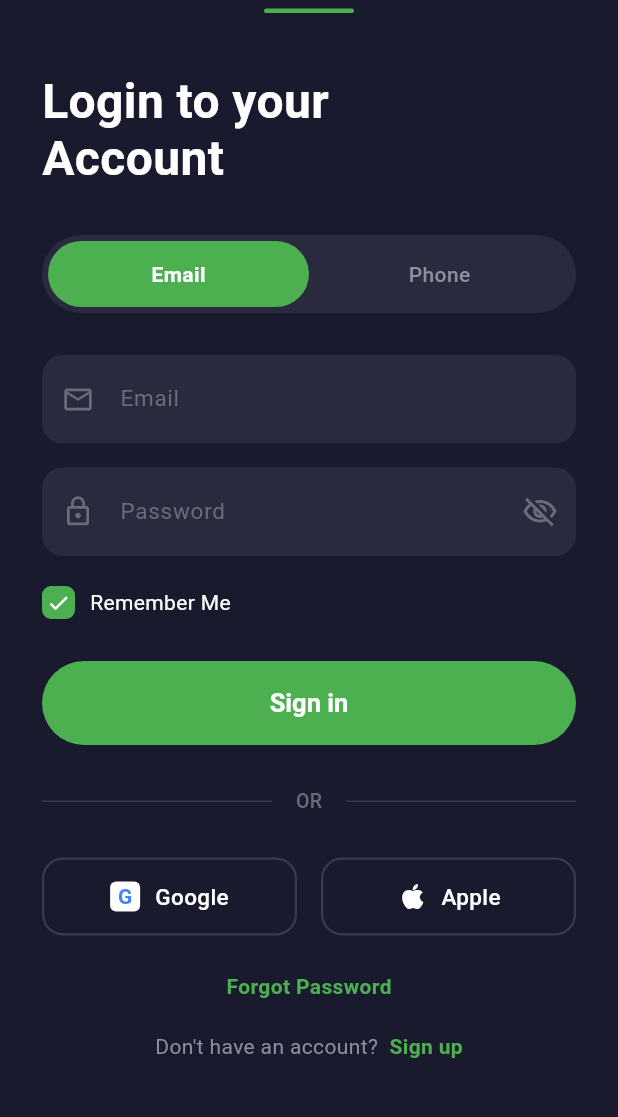
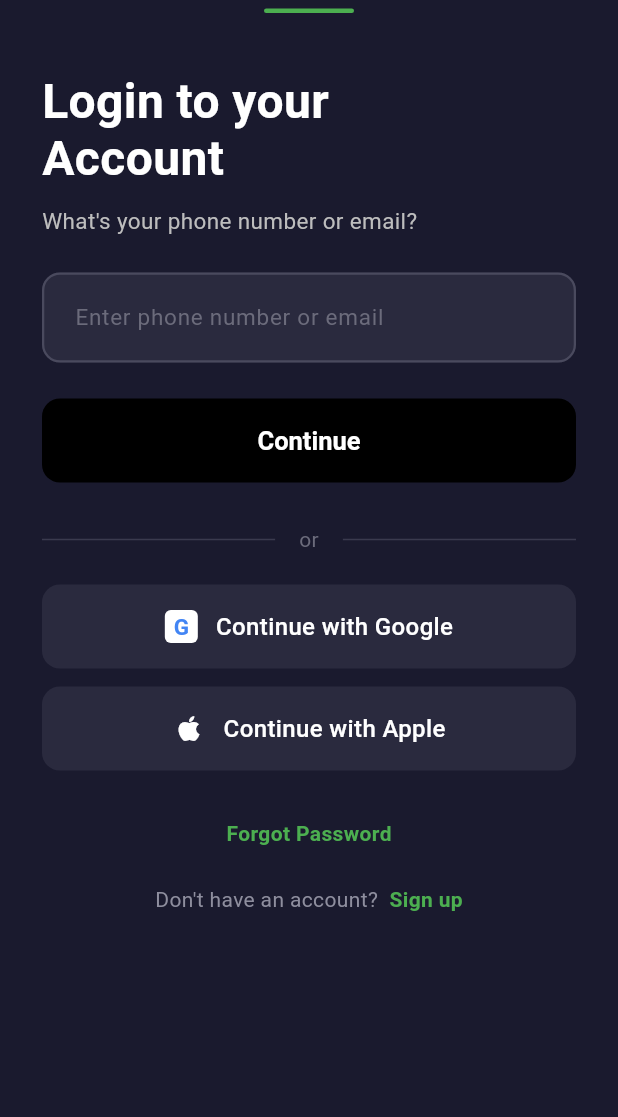
Before and after one commit to mozocode/On-The-Way-Rebuild, a Flutter app: the screen it shows after launch, after a tap on "Skip", on a phone screen of 412 x 824 dp, the part 86-1203 px from its top. Run offline on Flutter 3.47's test engine with Material 3 defaults, Android fonts, the phone set to English and light mode, and no system bars; our stand-ins replace cached_network_image, cloud_firestore, cloud_functions, file_picker, firebase_auth, firebase_core and 13 more; missing offline and left inert: dart:html, dart:ui_web, flutter_radar, maplibre_gl; accounts and stored records are empty.

Commit message:
Redesign login to single-field Uber-style flow
- Single "Enter phone number or email" input replaces tab selector
- Two-step flow: enter identity → reveal password field → Continue
- Black "Continue" button matching reference design
- Full-width stacked "Continue with Google" / "Continue with Apple" buttons
- Removed tab selector, Remember Me, and all tab-related code
- Kept Forgot Password and Sign Up links

Co-authored-by: Cursor <cursoragent@cursor.com>

```diff
--- a/lib/screens/auth/login_screen.dart
+++ b/lib/screens/auth/login_screen.dart
@@ -1,13 +1,9 @@
 import 'package:flutter/material.dart';
-import 'package:flutter/services.dart';
 import 'package:flutter_riverpod/flutter_riverpod.dart';
-import 'package:shared_preferences/shared_preferences.dart';
 import '../../providers/auth_provider.dart';
 import '../../services/auth_service.dart';
 import '../../config/theme.dart';
 import 'signup_screen.dart';
-
-enum _LoginTab { email, phone }
 
 class LoginScreen extends ConsumerStatefulWidget {
   const LoginScreen({super.key});
@@ -18,65 +14,45 @@ class LoginScreen extends ConsumerStatefulWidget {
 
 class _LoginScreenState extends ConsumerState<LoginScreen> {
   final _formKey = GlobalKey<FormState>();
-  final _emailController = TextEditingController();
+  final _identityController = TextEditingController();
   final _passwordController = TextEditingController();
-  final _phoneController = TextEditingController();
   bool _obscurePassword = true;
-  bool _rememberMe = true;
-  _LoginTab _activeTab = _LoginTab.email;
+  bool _showPasswordField = false;
 
   static const _bgColor = Color(0xFF1A1A2E);
   static const _cardColor = Color(0xFF2A2A3E);
   static const _hintColor = Color(0xFF6B6B7B);
 
   @override
-  void initState() {
-    super.initState();
-    _loadSavedCredentials();
-  }
-
-  Future<void> _loadSavedCredentials() async {
-    final prefs = await SharedPreferences.getInstance();
-    final savedEmail = prefs.getString('saved_email');
-    final remember = prefs.getBool('remember_me') ?? false;
-    if (remember && savedEmail != null) {
-      setState(() {
-        _emailController.text = savedEmail;
-        _rememberMe = true;
-      });
-    }
-  }
-
-  Future<void> _saveCredentials() async {
-    final prefs = await SharedPreferences.getInstance();
-    if (_rememberMe) {
-      await prefs.setString('saved_email', _emailController.text.trim());
-      await prefs.setBool('remember_me', true);
-    } else {
-      await prefs.remove('saved_email');
-      await prefs.setBool('remember_me', false);
-    }
-  }
-
-  @override
   void dispose() {
-    _emailController.dispose();
+    _identityController.dispose();
     _passwordController.dispose();
-    _phoneController.dispose();
     super.dispose();
   }
 
-  void _signIn() {
+  bool get _isEmail => _identityController.text.contains('@');
+
+  void _onContinue() {
+    if (!_showPasswordField) {
+      if (_identityController.text.trim().isEmpty) {
+        ScaffoldMessenger.of(context).showSnackBar(
+          const SnackBar(content: Text('Please enter your phone number or email')),
+        );
+        return;
+      }
+      setState(() => _showPasswordField = true);
+      return;
+    }
+
     if (!_formKey.currentState!.validate()) return;
 
-    _saveCredentials();
-
-    if (_activeTab == _LoginTab.email) {
+    final identity = _identityController.text.trim();
+    if (_isEmail) {
       ref.read(authProvider.notifier).signInWithEmail(
-            email: _emailController.text.trim(),
+            email: identity,
             password: _passwordController.text,
           );
-    } else if (_activeTab == _LoginTab.phone) {
+    } else {
       ScaffoldMessenger.of(context).showSnackBar(
         const SnackBar(content: Text('Phone sign-in coming soon')),
       );
@@ -84,20 +60,19 @@ class _LoginScreenState extends ConsumerState<LoginScreen> {
   }
 
   void _forgotPassword() async {
-    final email = _emailController.text.trim();
-    if (email.isEmpty || !email.contains('@')) {
+    final identity = _identityController.text.trim();
+    if (identity.isEmpty || !identity.contains('@')) {
       ScaffoldMessenger.of(context).showSnackBar(
-        const SnackBar(content: Text('Enter your email first, then tap Forgot Password')),
+        const SnackBar(content: Text('Enter your email above, then tap Forgot Password')),
       );
       return;
     }
     try {
-      await ref.read(authProvider.notifier).state;
       final authService = AuthService();
-      await authService.sendPasswordResetEmail(email);
+      await authService.sendPasswordResetEmail(identity);
       if (mounted) {
         ScaffoldMessenger.of(context).showSnackBar(
-          SnackBar(content: Text('Password reset email sent to $email')),
+          SnackBar(content: Text('Password reset email sent to $identity')),
         );
       }
     } catch (e) {
@@ -147,29 +122,113 @@ class _LoginScreenState extends ConsumerState<LoginScreen> {
                       height: 1.2,
                     ),
                   ),
-                  const SizedBox(height: 32),
+                  const SizedBox(height: 12),
 
-                  _buildTabSelector(),
-                  const SizedBox(height: 28),
+                  Text(
+                    "What's your phone number or email?",
+                    style: TextStyle(
+                      fontSize: 15,
+                      color: Colors.grey[400],
+                      fontWeight: FontWeight.w400,
+                    ),
+                  ),
+                  const SizedBox(height: 24),
 
-                  if (_activeTab == _LoginTab.email) _buildEmailFields(),
-                  if (_activeTab == _LoginTab.phone) _buildPhoneFields(),
+                  TextFormField(
+                    controller: _identityController,
+                    keyboardType: TextInputType.emailAddress,
+                    textInputAction: _showPasswordField ? TextInputAction.next : TextInputAction.done,
+                    onFieldSubmitted: (_) {
+                      if (!_showPasswordField) _onContinue();
+                    },
+                    onChanged: (_) {
+                      if (_showPasswordField) setState(() {});
+                    },
+                    style: const TextStyle(color: Colors.white, fontSize: 16),
+                    decoration: InputDecoration(
+                      hintText: 'Enter phone number or email',
+                      hintStyle: const TextStyle(color: _hintColor, fontSize: 15),
+                      filled: true,
+                      fillColor: _cardColor,
+                      border: OutlineInputBorder(
+                        borderRadius: BorderRadius.circular(12),
+                        borderSide: const BorderSide(color: Color(0xFF4A4A5E), width: 1.5),
+                      ),
+                      enabledBorder: OutlineInputBorder(
+                        borderRadius: BorderRadius.circular(12),
+                        borderSide: const BorderSide(color: Color(0xFF4A4A5E), width: 1.5),
+                      ),
+                      focusedBorder: OutlineInputBorder(
+                        borderRadius: BorderRadius.circular(12),
+                        borderSide: BorderSide(color: AppTheme.brandGreen, width: 2),
+                      ),
+                      contentPadding: const EdgeInsets.symmetric(horizontal: 18, vertical: 18),
+                    ),
+                  ),
 
-                  const SizedBox(height: 20),
-
-                  _buildRememberMe(),
-                  const SizedBox(height: 28),
+                  if (_showPasswordField) ...[
+                    const SizedBox(height: 16),
+                    TextFormField(
+                      controller: _passwordController,
+                      obscureText: _obscurePassword,
+                      textInputAction: TextInputAction.done,
+                      onFieldSubmitted: (_) => _onContinue(),
+                      style: const TextStyle(color: Colors.white, fontSize: 16),
+                      autofocus: true,
+                      validator: (v) {
+                        if (v == null || v.isEmpty) return 'Please enter your password';
+                        if (v.length < 6) return 'Password must be at least 6 characters';
+                        return null;
+                      },
+                      decoration: InputDecoration(
+                        hintText: 'Password',
+                        hintStyle: const TextStyle(color: _hintColor, fontSize: 15),
+                        prefixIcon: const Icon(Icons.lock_outline, color: _hintColor, size: 22),
+                        suffixIcon: IconButton(
+                          icon: Icon(
+                            _obscurePassword ? Icons.visibility_off_outlined : Icons.visibility_outlined,
+                            color: _hintColor,
+                          ),
+                          onPressed: () => setState(() => _obscurePassword = !_obscurePassword),
+                        ),
+                        filled: true,
+                        fillColor: _cardColor,
+                        border: OutlineInputBorder(
+                          borderRadius: BorderRadius.circular(12),
+                          borderSide: const BorderSide(color: Color(0xFF4A4A5E), width: 1.5),
+                        ),
+                        enabledBorder: OutlineInputBorder(
+                          borderRadius: BorderRadius.circular(12),
+                          borderSide: const BorderSide(color: Color(0xFF4A4A5E), width: 1.5),
+                        ),
+                        focusedBorder: OutlineInputBorder(
+                          borderRadius: BorderRadius.circular(12),
+                          borderSide: BorderSide(color: AppTheme.brandGreen, width: 2),
+                        ),
+                        errorBorder: OutlineInputBorder(
+                          borderRadius: BorderRadius.circular(12),
+                          borderSide: const BorderSide(color: Colors.redAccent, width: 1),
+                        ),
+                        focusedErrorBorder: OutlineInputBorder(
+                          borderRadius: BorderRadius.circular(12),
+                          borderSide: const BorderSide(color: Colors.redAccent, width: 1.5),
+                        ),
+                        contentPadding: const EdgeInsets.symmetric(horizontal: 18, vertical: 18),
+                      ),
+                    ),
+                  ],
+                  const SizedBox(height: 24),
 
                   SizedBox(
                     width: double.infinity,
                     height: 56,
                     child: ElevatedButton(
-                      onPressed: authState.isLoading ? null : _signIn,
+                      onPressed: authState.isLoading ? null : _onContinue,
                       style: ElevatedButton.styleFrom(
-                        backgroundColor: AppTheme.brandGreen,
+                        backgroundColor: Colors.black,
                         foregroundColor: Colors.white,
-                        disabledBackgroundColor: AppTheme.brandGreen.withOpacity(0.5),
-                        shape: RoundedRectangleBorder(borderRadius: BorderRadius.circular(28)),
+                        disabledBackgroundColor: Colors.black54,
+                        shape: RoundedRectangleBorder(borderRadius: BorderRadius.circular(12)),
                         elevation: 0,
                       ),
                       child: authState.isLoading
@@ -177,16 +236,24 @@ class _LoginScreenState extends ConsumerState<LoginScreen> {
                               width: 22, height: 22,
                               child: CircularProgressIndicator(strokeWidth: 2, color: Colors.white),
                             )
-                          : const Text('Sign in', style: TextStyle(fontSize: 17, fontWeight: FontWeight.w600)),
+                          : const Text('Continue', style: TextStyle(fontSize: 17, fontWeight: FontWeight.w600)),
                     ),
                   ),
                   const SizedBox(height: 28),
 
                   _buildOrDivider(),
-                  const SizedBox(height: 28),
+                  const SizedBox(height: 20),
 
-                  _buildSocialButtons(),
-                  const SizedBox(height: 24),
+                  _buildSocialButton(
+                    label: 'Continue with Google',
+                    icon: _buildGoogleIcon(),
+                  ),
+                  const SizedBox(height: 12),
+                  _buildSocialButton(
+                    label: 'Continue with Apple',
+                    icon: const Icon(Icons.apple, color: Colors.white, size: 22),
+                  ),
+                  const SizedBox(height: 32),
 
                   Center(
                     child: GestureDetector(
@@ -201,7 +268,7 @@ class _LoginScreenState extends ConsumerState<LoginScreen> {
                       ),
                     ),
                   ),
-                  const SizedBox(height: 20),
+                  const SizedBox(height: 24),
 
                   Row(
                     mainAxisAlignment: MainAxisAlignment.center,
@@ -261,286 +328,57 @@ class _LoginScreenState extends ConsumerState<LoginScreen> {
     );
   }
 
-  Widget _buildTabSelector() {
-    return Container(
-      padding: const EdgeInsets.all(4),
-      decoration: BoxDecoration(
-        color: _cardColor,
-        borderRadius: BorderRadius.circular(30),
-      ),
-      child: Row(
-        children: [
-          _buildTab('Email', _LoginTab.email),
-          _buildTab('Phone', _LoginTab.phone),
-        ],
-      ),
-    );
-  }
-
-  Widget _buildTab(String label, _LoginTab tab) {
-    final isActive = _activeTab == tab;
-    return Expanded(
-      child: GestureDetector(
-        onTap: () => setState(() => _activeTab = tab),
-        child: AnimatedContainer(
-          duration: const Duration(milliseconds: 200),
-          padding: const EdgeInsets.symmetric(vertical: 12),
-          decoration: BoxDecoration(
-            color: isActive ? AppTheme.brandGreen : Colors.transparent,
-            borderRadius: BorderRadius.circular(26),
-          ),
-          child: Center(
-            child: Text(
-              label,
-              style: TextStyle(
-                color: isActive ? Colors.white : const Color(0xFF8E8E9E),
-                fontSize: 14,
-                fontWeight: isActive ? FontWeight.w600 : FontWeight.w500,
-              ),
-            ),
-          ),
-        ),
-      ),
-    );
-  }
-
-  Widget _buildEmailFields() {
-    return Column(
-      children: [
-        _buildInputField(
-          controller: _emailController,
-          hint: 'Email',
-          icon: Icons.mail_outline,
-          keyboardType: TextInputType.emailAddress,
-          validator: (v) {
-            if (v == null || v.isEmpty) return 'Please enter your email';
-            if (!v.contains('@')) return 'Please enter a valid email';
-            return null;
-          },
-        ),
-        const SizedBox(height: 16),
-        _buildInputField(
-          controller: _passwordController,
-          hint: 'Password',
-          icon: Icons.lock_outline,
-          obscureText: _obscurePassword,
-          textInputAction: TextInputAction.done,
-          onFieldSubmitted: (_) => _signIn(),
-          suffixIcon: IconButton(
-            icon: Icon(
-              _obscurePassword ? Icons.visibility_off_outlined : Icons.visibility_outlined,
-              color: _hintColor,
-            ),
-            onPressed: () => setState(() => _obscurePassword = !_obscurePassword),
-          ),
-          validator: (v) {
-            if (v == null || v.isEmpty) return 'Please enter your password';
-            if (v.length < 6) return 'Password must be at least 6 characters';
-            return null;
-          },
-        ),
-      ],
-    );
-  }
-
-  Widget _buildPhoneFields() {
-    return Column(
-      children: [
-        TextFormField(
-          controller: _phoneController,
-          keyboardType: TextInputType.phone,
-          textInputAction: TextInputAction.next,
-          style: const TextStyle(color: Colors.white, fontSize: 15),
-          inputFormatters: [FilteringTextInputFormatter.digitsOnly, LengthLimitingTextInputFormatter(10)],
-          decoration: InputDecoration(
-            hintText: 'Phone number',
-            hintStyle: const TextStyle(color: _hintColor, fontSize: 15),
-            prefixIcon: Padding(
-              padding: const EdgeInsets.only(left: 14, right: 8),
-              child: Row(
-                mainAxisSize: MainAxisSize.min,
-                children: const [
-                  Text('🇺🇸', style: TextStyle(fontSize: 20)),
-                  SizedBox(width: 6),
-                  Text('+1', style: TextStyle(color: Colors.white, fontSize: 15, fontWeight: FontWeight.w500)),
-                  SizedBox(width: 8),
-                  Icon(Icons.phone_outlined, color: _hintColor, size: 20),
-                ],
-              ),
-            ),
-            filled: true,
-            fillColor: _cardColor,
-            border: OutlineInputBorder(borderRadius: BorderRadius.circular(14), borderSide: BorderSide.none),
-            enabledBorder: OutlineInputBorder(borderRadius: BorderRadius.circular(14), borderSide: BorderSide.none),
-            focusedBorder: OutlineInputBorder(
-              borderRadius: BorderRadius.circular(14),
-              borderSide: BorderSide(color: AppTheme.brandGreen, width: 1.5),
-            ),
-            contentPadding: const EdgeInsets.symmetric(horizontal: 16, vertical: 18),
-          ),
-          validator: (v) {
-            if (v == null || v.isEmpty) return 'Please enter your phone number';
-            return null;
-          },
-        ),
-        const SizedBox(height: 16),
-        _buildInputField(
-          controller: _passwordController,
-          hint: 'Password',
-          icon: Icons.lock_outline,
-          obscureText: _obscurePassword,
-          textInputAction: TextInputAction.done,
-          onFieldSubmitted: (_) => _signIn(),
-          suffixIcon: IconButton(
-            icon: Icon(
-              _obscurePassword ? Icons.visibility_off_outlined : Icons.visibility_outlined,
-              color: _hintColor,
-            ),
-            onPressed: () => setState(() => _obscurePassword = !_obscurePassword),
-          ),
-          validator: (v) {
-            if (v == null || v.isEmpty) return 'Please enter your password';
-            return null;
-          },
-        ),
-      ],
-    );
-  }
-
-  Widget _buildInputField({
-    required TextEditingController controller,
-    required String hint,
-    required IconData icon,
-    TextInputType keyboardType = TextInputType.text,
-    bool obscureText = false,
-    Widget? suffixIcon,
-    TextInputAction textInputAction = TextInputAction.next,
-    void Function(String)? onFieldSubmitted,
-    List<TextInputFormatter>? inputFormatters,
-    String? Function(String?)? validator,
-  }) {
-    return TextFormField(
-      controller: controller,
-      keyboardType: keyboardType,
-      obscureText: obscureText,
-      textInputAction: textInputAction,
-      onFieldSubmitted: onFieldSubmitted,
-      inputFormatters: inputFormatters,
-      style: const TextStyle(color: Colors.white, fontSize: 15),
-      validator: validator,
-      decoration: InputDecoration(
-        hintText: hint,
-        hintStyle: const TextStyle(color: _hintColor, fontSize: 15),
-        prefixIcon: Icon(icon, color: _hintColor, size: 22),
-        suffixIcon: suffixIcon,
-        filled: true,
-        fillColor: _cardColor,
-        border: OutlineInputBorder(borderRadius: BorderRadius.circular(14), borderSide: BorderSide.none),
-        enabledBorder: OutlineInputBorder(borderRadius: BorderRadius.circular(14), borderSide: BorderSide.none),
-        focusedBorder: OutlineInputBorder(
-          borderRadius: BorderRadius.circular(14),
-          borderSide: BorderSide(color: AppTheme.brandGreen, width: 1.5),
-        ),
-        errorBorder: OutlineInputBorder(
-          borderRadius: BorderRadius.circular(14),
-          borderSide: const BorderSide(color: Colors.redAccent, width: 1),
-        ),
-        focusedErrorBorder: OutlineInputBorder(
-          borderRadius: BorderRadius.circular(14),
-          borderSide: const BorderSide(color: Colors.redAccent, width: 1.5),
-        ),
-        contentPadding: const EdgeInsets.symmetric(horizontal: 16, vertical: 18),
-      ),
-    );
-  }
-
-  Widget _buildRememberMe() {
-    return GestureDetector(
-      onTap: () => setState(() => _rememberMe = !_rememberMe),
-      child: Row(
-        children: [
-          AnimatedContainer(
-            duration: const Duration(milliseconds: 150),
-            width: 22,
-            height: 22,
-            decoration: BoxDecoration(
-              color: _rememberMe ? AppTheme.brandGreen : Colors.transparent,
-              borderRadius: BorderRadius.circular(6),
-              border: Border.all(
-                color: _rememberMe ? AppTheme.brandGreen : const Color(0xFF5A5A6E),
-                width: 2,
-              ),
-            ),
-            child: _rememberMe
-                ? const Icon(Icons.check, color: Colors.white, size: 16)
-                : null,
-          ),
-          const SizedBox(width: 10),
-          const Text(
-            'Remember Me',
-            style: TextStyle(color: Colors.white, fontSize: 14, fontWeight: FontWeight.w400),
-          ),
-        ],
-      ),
-    );
-  }
-
   Widget _buildOrDivider() {
     return Row(
       children: [
         Expanded(child: Container(height: 1, color: const Color(0xFF3A3A4E))),
         const Padding(
           padding: EdgeInsets.symmetric(horizontal: 16),
-          child: Text('OR', style: TextStyle(color: Color(0xFF6B6B7B), fontSize: 13, fontWeight: FontWeight.w500)),
+          child: Text('or', style: TextStyle(color: Color(0xFF6B6B7B), fontSize: 14, fontWeight: FontWeight.w400)),
         ),
         Expanded(child: Container(height: 1, color: const Color(0xFF3A3A4E))),
       ],
     );
   }
 
-  Widget _buildSocialButtons() {
-    return Row(
-      children: [
-        Expanded(child: _buildSocialButton('Google', isGoogle: true)),
-        const SizedBox(width: 16),
-        Expanded(child: _buildSocialButton('Apple', isGoogle: false)),
-      ],
-    );
-  }
-
-  Widget _buildSocialButton(String label, {required bool isGoogle}) {
+  Widget _buildSocialButton({required String label, required Widget icon}) {
     return GestureDetector(
       onTap: () {
+        final provider = label.contains('Google') ? 'Google' : 'Apple';
         ScaffoldMessenger.of(context).showSnackBar(
-          SnackBar(content: Text('$label sign-in coming soon'), duration: const Duration(seconds: 2)),
+          SnackBar(content: Text('$provider sign-in coming soon'), duration: const Duration(seconds: 2)),
         );
       },
       child: Container(
-        height: 52,
+        width: double.infinity,
+        height: 56,
         decoration: BoxDecoration(
-          borderRadius: BorderRadius.circular(14),
-          border: Border.all(color: const Color(0xFF3A3A4E), width: 1.5),
+          color: _cardColor,
+          borderRadius: BorderRadius.circular(12),
         ),
         child: Row(
           mainAxisAlignment: MainAxisAlignment.center,
           children: [
-            if (isGoogle) ...[
-              Container(
-                width: 20, height: 20,
-                decoration: BoxDecoration(color: Colors.white, borderRadius: BorderRadius.circular(4)),
-                child: const Center(
-                  child: Text('G', style: TextStyle(color: Color(0xFF4285F4), fontSize: 14, fontWeight: FontWeight.w700)),
-                ),
-              ),
-              const SizedBox(width: 10),
-            ] else ...[
-              const Icon(Icons.apple, color: Colors.white, size: 22),
-              const SizedBox(width: 8),
-            ],
-            Text(label, style: const TextStyle(color: Colors.white, fontSize: 15, fontWeight: FontWeight.w500)),
+            icon,
+            const SizedBox(width: 12),
+            Text(label, style: const TextStyle(color: Colors.white, fontSize: 16, fontWeight: FontWeight.w500)),
           ],
         ),
       ),
     );
   }
+
+  Widget _buildGoogleIcon() {
+    return Container(
+      width: 22,
+      height: 22,
+      decoration: BoxDecoration(
+        color: Colors.white,
+        borderRadius: BorderRadius.circular(4),
+      ),
+      child: const Center(
+        child: Text('G', style: TextStyle(color: Color(0xFF4285F4), fontSize: 15, fontWeight: FontWeight.w700)),
+      ),
+    );
+  }
 }
```
